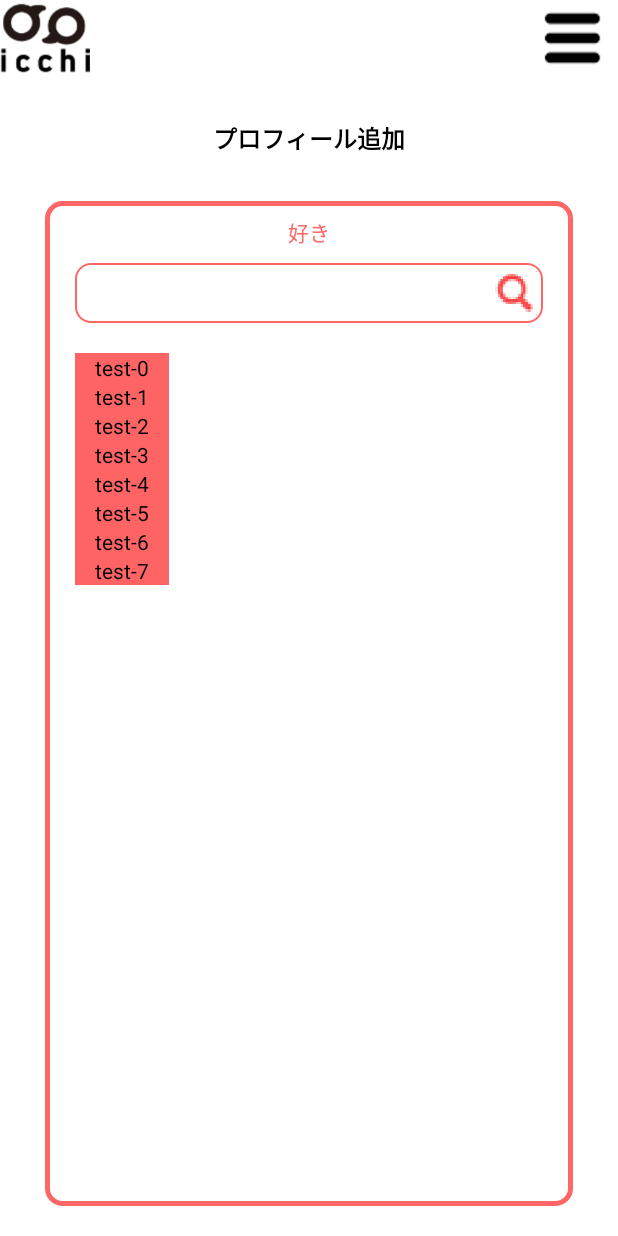
After one commit to Icchi-dev/Icchi, an Android app: the fragment ProfileAddFragment shown on its own in the app's theme, on a phone screen of 412 x 824 dp. The commit adds this screen. Run offline under Robolectric (Android 15) with nearby library versions, the phone set to English and light mode, and no system bars.

Commit message:
[Android] プロフィール追加画面を作成

```diff
--- /dev/null
+++ b/Android/app/src/main/java/leapfrog_inc/icchi/Fragment/Profile/ProfileAddFragment.java
@@ -0,0 +1,57 @@
+package leapfrog_inc.icchi.Fragment.Profile;
+
+import android.graphics.Color;
+import android.os.Bundle;
+import android.os.Handler;
+import android.util.Size;
+import android.util.TypedValue;
+import android.view.Gravity;
+import android.view.LayoutInflater;
+import android.view.View;
+import android.view.ViewGroup;
+import android.widget.ImageButton;
+import android.widget.LinearLayout;
+import android.widget.TextView;
+
+import leapfrog_inc.icchi.Fragment.BaseFragment;
+import leapfrog_inc.icchi.Fragment.FragmentController;
+import leapfrog_inc.icchi.Function.CommonUtility;
+import leapfrog_inc.icchi.R;
+
+/**
+ * Created by Leapfrog-Software on 2018/01/26.
+ */
+
+public class ProfileAddFragment extends BaseFragment {
+
+    @Override
+    public View onCreateView(LayoutInflater inflater, ViewGroup container, Bundle savedInstance) {
+
+        View view = inflater.inflate(R.layout.fragment_profile_add, null);
+
+        ((ImageButton)view.findViewById(R.id.menuButton)).setOnClickListener(new View.OnClickListener() {
+            @Override
+            public void onClick(View view) {
+                FragmentController.getInstance().popToMyPage(FragmentController.AnimationType.horizontal);
+            }
+        });
+
+        LinearLayout contentsLayout = (LinearLayout)view.findViewById(R.id.contentsLayout);
+        for (int i = 0; i < 8; i++) {
+            TextView textView = new TextView(getActivity());
+            textView.setText(String.format("test-%d", i));
+            textView.setTextColor(Color.BLACK);
+            textView.setLayoutParams(new LinearLayout.LayoutParams(ViewGroup.LayoutParams.WRAP_CONTENT, ViewGroup.LayoutParams.WRAP_CONTENT));
+            textView.setTextSize(TypedValue.COMPLEX_UNIT_DIP, 14);
+            textView.setGravity(Gravity.CENTER_VERTICAL);
+            textView.setBackgroundColor(Color.rgb(255, 100, 100));
+            int padding = 20 * (int)CommonUtility.getDeviceDensity(getActivity());
+            textView.setPadding(padding, 0, padding, 0);
+            contentsLayout.addView(textView);
+        }
+
+        return view;
+    }
+
+
+}
--- a/Android/app/src/main/res/layout/fragment_profile.xml
+++ b/Android/app/src/main/res/layout/fragment_profile.xml
@@ -15,6 +15,7 @@
             android:src="@drawable/common_logo"
             android:scaleType="fitCenter"/>
         <ImageButton
+            android:id="@+id/menuButton"
             android:layout_width="60dp"
             android:layout_height="match_parent"
             android:src="@drawable/common_menu"
@@ -44,6 +45,7 @@
                 android:layout_width="match_parent"
                 android:layout_height="40dp"
                 android:hint="名前"
+                android:inputType="text"
                 android:background="@layout/shape_profile_edittext"
                 android:layout_marginTop="30dp"
                 android:layout_marginLeft="30dp"
@@ -115,6 +117,7 @@
                     </LinearLayout>
 
                     <Button
+                        android:id="@+id/addLikeButton"
                         android:layout_width="60dp"
                         android:layout_height="60dp"
                         android:text="+"
@@ -156,6 +159,7 @@
                     </LinearLayout>
 
                     <Button
+                        android:id="@+id/addHateButton"
                         android:layout_width="60dp"
                         android:layout_height="60dp"
                         android:text="+"
--- /dev/null
+++ b/Android/app/src/main/res/layout/fragment_profile_add.xml
@@ -0,0 +1,90 @@
+<?xml version="1.0" encoding="utf-8"?>
+<LinearLayout xmlns:android="http://schemas.android.com/apk/res/android"
+    android:layout_width="match_parent"
+    android:layout_height="match_parent"
+    android:background="#fff"
+    android:orientation="vertical">
+
+    <FrameLayout
+        android:layout_width="match_parent"
+        android:layout_height="50dp"
+        android:orientation="horizontal">
+        <ImageView
+            android:layout_width="60dp"
+            android:layout_height="match_parent"
+            android:src="@drawable/common_logo"
+            android:scaleType="fitCenter"/>
+        <ImageButton
+            android:id="@+id/menuButton"
+            android:layout_width="60dp"
+            android:layout_height="match_parent"
+            android:src="@drawable/common_menu"
+            android:scaleType="fitCenter"
+            android:background="#0000"
+            android:layout_gravity="right"/>
+    </FrameLayout>
+
+    <TextView
+        android:layout_width="wrap_content"
+        android:layout_height="wrap_content"
+        android:text="プロフィール追加"
+        android:textSize="16dp"
+        android:textColor="#000"
+        android:textStyle="bold"
+        android:layout_gravity="center_horizontal"
+        android:layout_marginTop="30dp"/>
+
+    <LinearLayout
+        android:layout_width="match_parent"
+        android:layout_height="match_parent"
+        android:background="@layout/shape_profile_add_base"
+        android:layout_marginTop="30dp"
+        android:layout_marginLeft="30dp"
+        android:layout_marginRight="30dp"
+        android:layout_marginBottom="20dp"
+        android:orientation="vertical">
+
+        <TextView
+            android:layout_width="wrap_content"
+            android:layout_height="wrap_content"
+            android:text="好き"
+            android:textSize="14dp"
+            android:textColor="#f66"
+            android:layout_gravity="center_horizontal"
+            android:layout_marginTop="10dp"/>
+
+        <LinearLayout
+            android:layout_width="match_parent"
+            android:layout_height="40dp"
+            android:background="@layout/shape_profile_add_search"
+            android:orientation="horizontal"
+            android:layout_marginTop="10dp"
+            android:layout_marginLeft="20dp"
+            android:layout_marginRight="20dp">
+            <EditText
+                android:layout_width="0dp"
+                android:layout_weight="1"
+                android:layout_height="match_parent"
+                android:background="#0000"
+                android:inputType="text"
+                android:layout_marginLeft="10dp"/>
+            <ImageView
+                android:layout_width="30dp"
+                android:layout_height="match_parent"
+                android:src="@drawable/profileadd_grass_like"
+                android:layout_marginRight="4dp"/>
+        </LinearLayout>
+
+        <LinearLayout
+            android:id="@+id/contentsLayout"
+            android:layout_width="match_parent"
+            android:layout_height="match_parent"
+            android:layout_marginBottom="20dp"
+            android:layout_marginLeft="20dp"
+            android:layout_marginRight="20dp"
+            android:layout_marginTop="20dp"
+            android:orientation="vertical"></LinearLayout>
+
+    </LinearLayout>
+
+</LinearLayout>
```
Also changed, not shown: Android/app/src/main/java/leapfrog_inc/icchi/Fragment/FragmentController.java (+29 -0 lines), Android/app/src/main/java/leapfrog_inc/icchi/Fragment/Profile/ProfileFragment.java (+26 -0 lines), Android/app/src/main/java/leapfrog_inc/icchi/Function/CommonUtility.java (added, +24 -0 lines), Android/app/src/main/res/layout/shape_profile_add_base.xml (added, +12 -0 lines), Android/app/src/main/res/layout/shape_profile_add_search.xml (added, +12 -0 lines).
